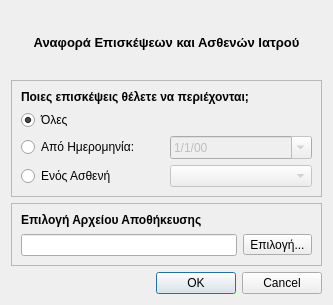
Above: ui/ui_files/doctor_export.ui from tdgs/medical_qt_ruby before the change. Below: the same form after it.
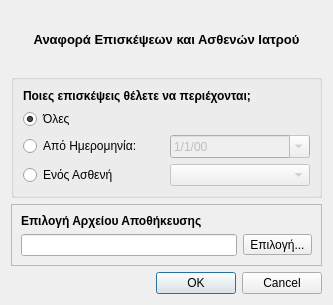
That is the form after the change. Custom widgets are drawn as their Qt base class.

Commit message: doctor excel export

What changed in the file:
```diff
--- a/ui/ui_files/doctor_export.ui
+++ b/ui/ui_files/doctor_export.ui
@@ -26,13 +26,7 @@
     </widget>
    </item>
    <item>
-    <widget class="QFrame" name="frame">
-     <property name="frameShape">
-      <enum>QFrame::StyledPanel</enum>
-     </property>
-     <property name="frameShadow">
-      <enum>QFrame::Raised</enum>
-     </property>
+    <widget class="QGroupBox" name="groupBox">
      <layout class="QGridLayout" name="gridLayout_2">
       <item row="0" column="0" colspan="2">
        <widget class="QLabel" name="label_2">
@@ -55,13 +49,6 @@
         </property>
        </widget>
       </item>
-      <item row="2" column="0">
-       <widget class="QRadioButton" name="radioButton_2">
-        <property name="text">
-         <string>Από Ημερομηνία:</string>
-        </property>
-       </widget>
-      </item>
       <item row="2" column="1">
        <widget class="QDateEdit" name="dateEdit">
         <property name="enabled">
@@ -89,6 +76,13 @@
         </property>
        </widget>
       </item>
+      <item row="2" column="0">
+       <widget class="QRadioButton" name="dateRadio">
+        <property name="text">
+         <string>Από Ημερομηνία:</string>
+        </property>
+       </widget>
+      </item>
      </layout>
     </widget>
    </item>
```
Left out of the diff: 34 changed lines with no effect on the pictures. The commit also changes 9 other files.
